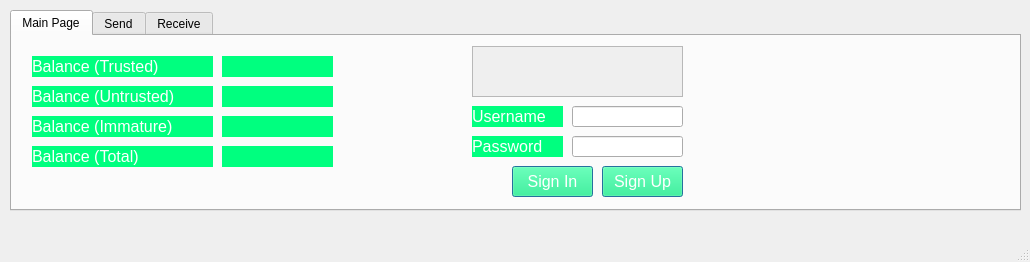
First picture: the form in mainwindow.ui, repository furkankamer/BitcoinWallet, before the edit.
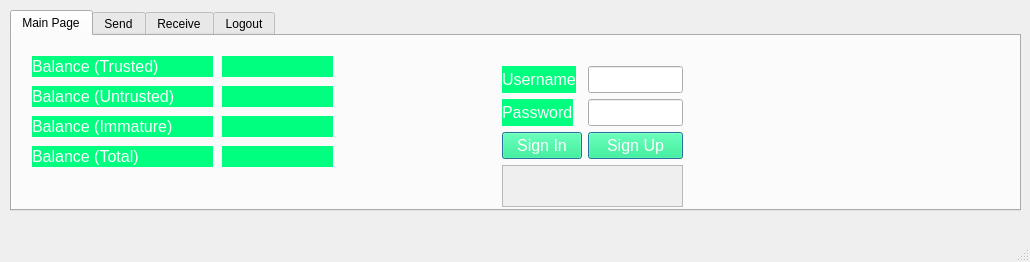
Second picture: the form after the edit. The open tabs and pages were chosen to show the change.

Commit message: session management added

```diff
--- a/mainwindow.ui
+++ b/mainwindow.ui
@@ -31,6 +31,9 @@
   </property>
   <widget class="QWidget" name="centralwidget">
    <widget class="QTabWidget" name="tabWidget">
+    <property name="enabled">
+     <bool>true</bool>
+    </property>
     <property name="geometry">
      <rect>
       <x>10</x>
@@ -190,39 +193,18 @@
        <string/>
       </property>
      </widget>
-     <widget class="QTextEdit" name="text">
-      <property name="enabled">
-       <bool>false</bool>
-      </property>
+     <widget class="QWidget" name="LoginForm" native="true">
       <property name="geometry">
        <rect>
-        <x>460</x>
-        <y>10</y>
-        <width>211</width>
-        <height>51</height>
+        <x>490</x>
+        <y>30</y>
+        <width>181</width>
+        <height>141</height>
        </rect>
       </property>
-      <property name="font">
-       <font>
-        <pointsize>12</pointsize>
-       </font>
-      </property>
-      <property name="cursor" stdset="0">
-       <cursorShape>ArrowCursor</cursorShape>
-      </property>
-      <property name="readOnly">
-       <bool>false</bool>
-      </property>
-     </widget>
-     <widget class="QLabel" name="label">
-      <property name="geometry">
-       <rect>
-        <x>460</x>
-        <y>70</y>
-        <width>91</width>
-        <height>21</height>
-       </rect>
-      </property>
+      <layout class="QFormLayout" name="formLayout">
+       <item row="0" column="0">
+        <widget class="QLabel" name="userLabel">
       <property name="font">
        <font>
         <pointsize>12</pointsize>
@@ -232,30 +214,18 @@
        <string>Username</string>
       </property>
      </widget>
-     <widget class="QLineEdit" name="lineEdit">
-      <property name="geometry">
-       <rect>
-        <x>560</x>
-        <y>70</y>
-        <width>111</width>
-        <height>21</height>
-       </rect>
-      </property>
+       </item>
+       <item row="0" column="1">
+        <widget class="QLineEdit" name="userText">
       <property name="font">
        <font>
         <pointsize>12</pointsize>
        </font>
       </property>
      </widget>
-     <widget class="QLabel" name="label_2">
-      <property name="geometry">
-       <rect>
-        <x>460</x>
-        <y>100</y>
-        <width>91</width>
-        <height>21</height>
-       </rect>
-      </property>
+       </item>
+       <item row="1" column="0">
+        <widget class="QLabel" name="passLabel">
       <property name="font">
        <font>
         <pointsize>12</pointsize>
@@ -265,63 +235,18 @@
        <string>Password</string>
       </property>
      </widget>
-     <widget class="QLineEdit" name="lineEdit_2">
-      <property name="geometry">
-       <rect>
-        <x>560</x>
-        <y>100</y>
-        <width>111</width>
-        <height>21</height>
-       </rect>
-      </property>
+       </item>
+       <item row="1" column="1">
+        <widget class="QLineEdit" name="passText">
       <property name="font">
        <font>
         <pointsize>12</pointsize>
        </font>
       </property>
      </widget>
-     <widget class="QPushButton" name="kayit">
-      <property name="geometry">
-       <rect>
-        <x>590</x>
-        <y>130</y>
-        <width>81</width>
-        <height>31</height>
-       </rect>
-      </property>
-      <property name="font">
-       <font>
-        <pointsize>12</pointsize>
-       </font>
-      </property>
-      <property name="autoFillBackground">
-       <bool>false</bool>
-      </property>
-      <property name="styleSheet">
-       <string notr="true"/>
-      </property>
-      <property name="text">
-       <string>Sign Up</string>
-      </property>
-      <property name="autoDefault">
-       <bool>true</bool>
-      </property>
-      <property name="default">
-       <bool>true</bool>
-      </property>
-      <property name="flat">
-       <bool>false</bool>
-      </property>
-     </widget>
-     <widget class="QPushButton" name="pushButton">
-      <property name="geometry">
-       <rect>
-        <x>500</x>
-        <y>130</y>
-        <width>81</width>
-        <height>31</height>
-       </rect>
-      </property>
+       </item>
+       <item row="2" column="0">
+        <widget class="QPushButton" name="signIn">
       <property name="font">
        <font>
         <pointsize>12</pointsize>
@@ -346,6 +271,54 @@
        <bool>false</bool>
       </property>
      </widget>
+       </item>
+       <item row="2" column="1">
+        <widget class="QPushButton" name="signUp">
+         <property name="font">
+          <font>
+           <pointsize>12</pointsize>
+          </font>
+         </property>
+         <property name="autoFillBackground">
+          <bool>false</bool>
+         </property>
+         <property name="styleSheet">
+          <string notr="true"/>
+         </property>
+         <property name="text">
+          <string>Sign Up</string>
+         </property>
+         <property name="autoDefault">
+          <bool>true</bool>
+         </property>
+         <property name="default">
+          <bool>true</bool>
+         </property>
+         <property name="flat">
+          <bool>false</bool>
+         </property>
+        </widget>
+       </item>
+       <item row="3" column="0" colspan="2">
+        <widget class="QTextEdit" name="Information">
+         <property name="enabled">
+          <bool>false</bool>
+         </property>
+         <property name="font">
+          <font>
+           <pointsize>12</pointsize>
+          </font>
+         </property>
+         <property name="cursor" stdset="0">
+          <cursorShape>ArrowCursor</cursorShape>
+         </property>
+         <property name="readOnly">
+          <bool>false</bool>
+         </property>
+        </widget>
+       </item>
+      </layout>
+     </widget>
     </widget>
     <widget class="QWidget" name="tab_2">
      <attribute name="title">
@@ -582,6 +555,11 @@
       <string>Receive</string>
      </attribute>
     </widget>
+    <widget class="QWidget" name="tab_4">
+     <attribute name="title">
+      <string>Logout</string>
+     </attribute>
+    </widget>
    </widget>
   </widget>
   <widget class="QMenuBar" name="menubar">
```
Left out of the diff: 4 changed lines with no effect on the pictures. Lines whose indentation alone changed are shown as unchanged. The commit also changes 2 other files.
